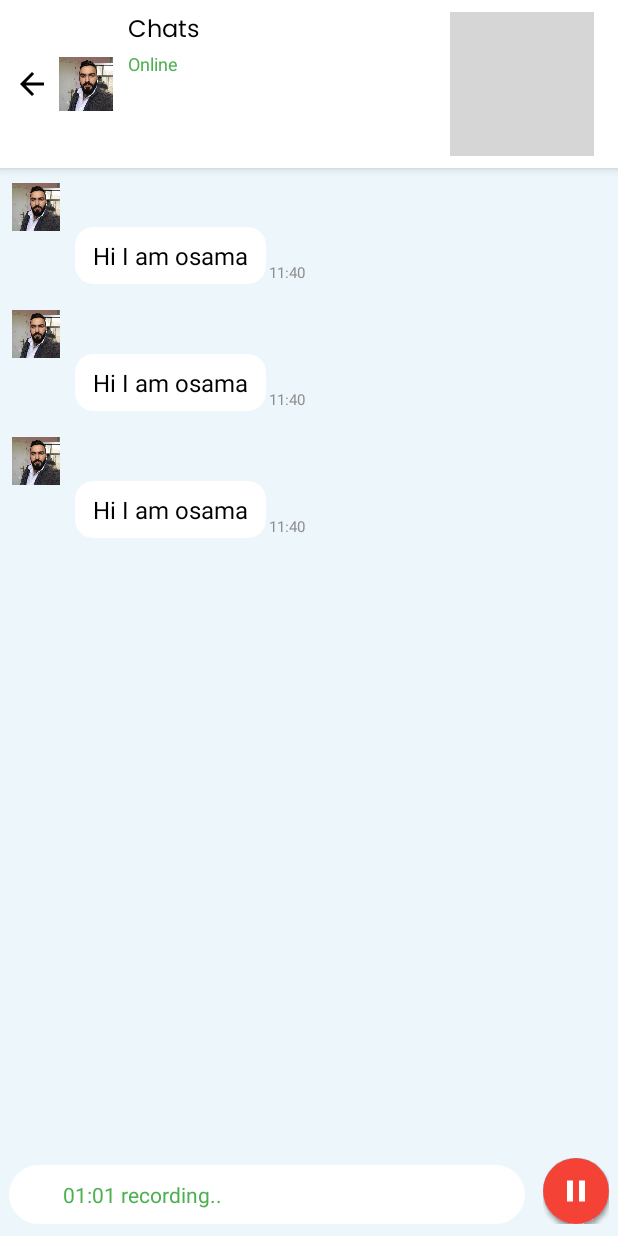
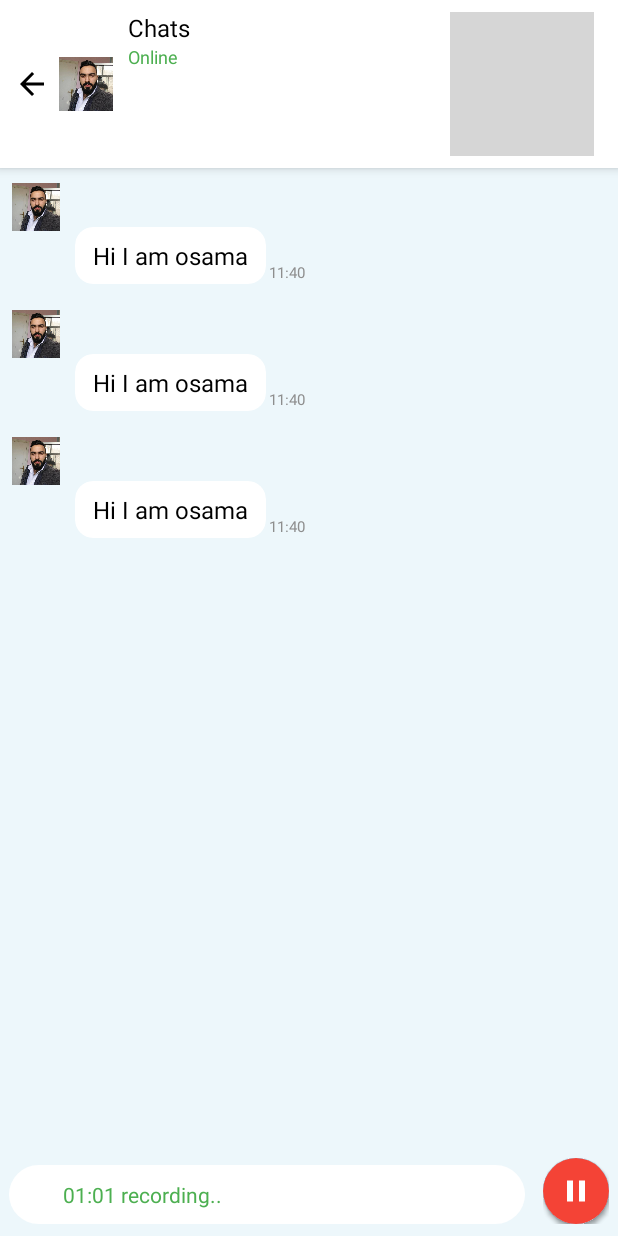
Before and after one commit to basharkousa/my-kotlin-chat-app, an Android app: the layout fragment_conversation.xml on its own in the app's theme, with its tools: preview values and no code run, on a phone screen of 412 x 824 dp. Run offline under Robolectric (Android 15) with nearby library versions, the phone set to English and light mode, and no system bars; grey boxes are pictures that could not be loaded.

Commit message:
Fixed some problems.

```diff
--- a/app/src/main/res/layout/fragment_conversation.xml
+++ b/app/src/main/res/layout/fragment_conversation.xml
@@ -90,7 +90,6 @@
                                     android:layout_marginTop="7dp"
                                     android:layout_marginBottom="0dp"
                                     android:ellipsize="end"
-                                    android:fontFamily="@font/poppins_regular"
                                     android:lineSpacingExtra="0.15dp"
                                     android:maxLines="1"
                                     tools:text="Chats"
```
